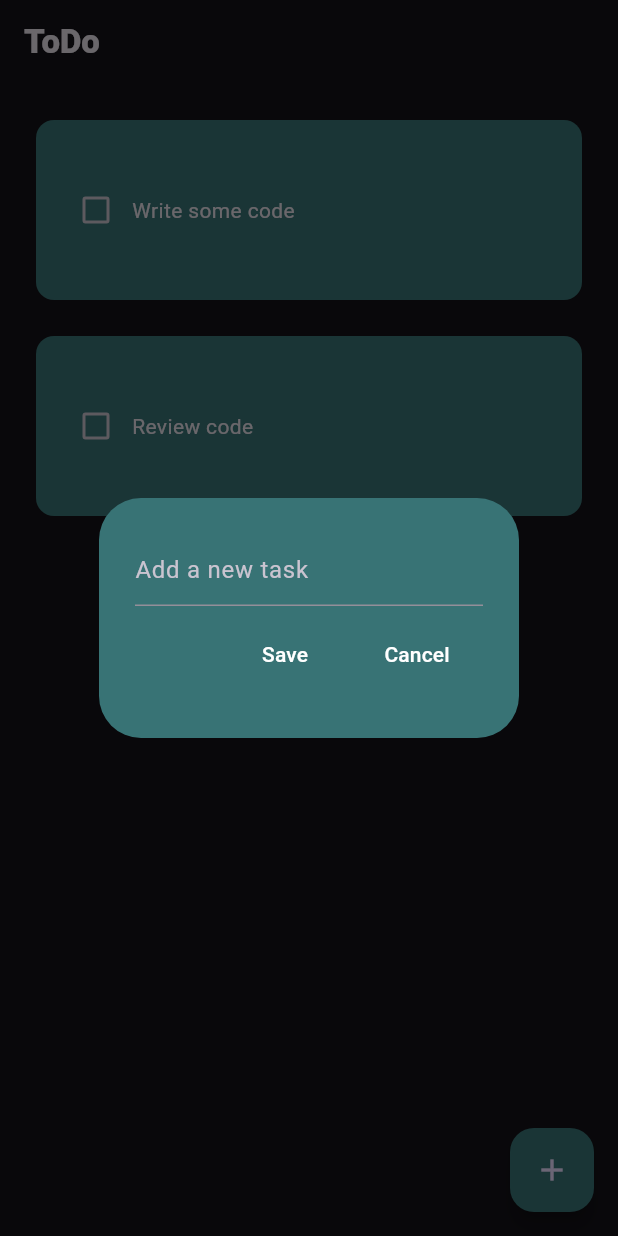
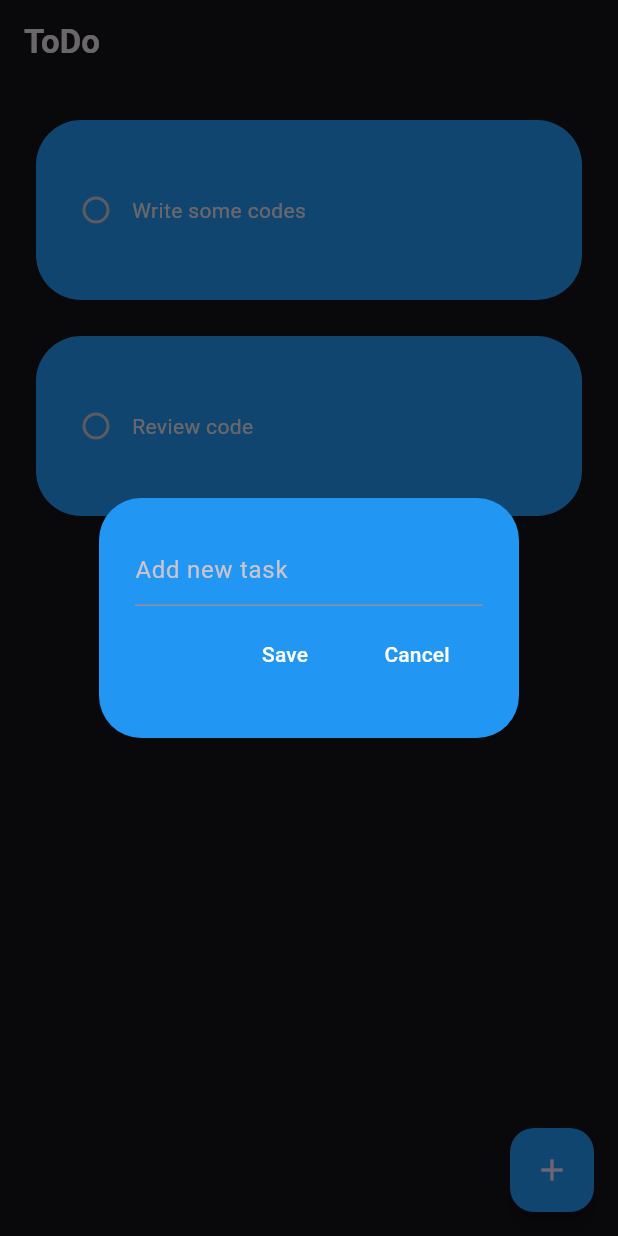
Before and after one commit to alexmortelsison/ToDoApp, a Flutter app: the screen it shows after launch, after a tap on the "add" icon, on a phone screen of 412 x 824 dp. Run offline on Flutter 3.47's test engine with Material 3 defaults, Android fonts, the phone set to English and light mode, and no system bars; drawn by our look-alikes of flutter_slidable; our stand-ins replace hive_flutter; accounts and stored records are empty.

Commit message:
fixed bug

```diff
--- a/lib/data/todoDatabase.dart
+++ /dev/null
@@ -1,22 +0,0 @@
-import 'package:hive/hive.dart';
-
-class ToDoDatabase {
-  final _myBox = Hive.box('myBox');
-
-  List toDoList = [];
-
-  void createInitialData() {
-    toDoList = [
-      ['Write some code', false],
-      ['Review code', false],
-    ];
-  }
-
-  void loadData() {
-    toDoList = _myBox.get('TODOLIST');
-  }
-
-  void updateDatabase() {
-    _myBox.put('TODOLIST', toDoList);
-  }
-}
--- a/lib/main.dart
+++ b/lib/main.dart
@@ -4,10 +4,7 @@ import 'package:todo_app/const.dart';
 
 import 'pages/home_page.dart';
 
-void main() async {
-  await Hive.initFlutter();
-  var box = await Hive.openBox('myBox');
-
+void main() {
   runApp(const MyApp());
 }
 
--- a/lib/pages/home_page.dart
+++ b/lib/pages/home_page.dart
@@ -1,10 +1,7 @@
 import 'package:flutter/material.dart';
-import 'package:hive/hive.dart';
-import 'package:todo_app/const.dart';
-import 'package:todo_app/data/todoDatabase.dart';
+import 'package:todo_app/util/todo_tile.dart';
 
 import '../util/dialog_box.dart';
-import '../util/todo_tile.dart';
 
 class HomePage extends StatefulWidget {
   const HomePage({super.key});
@@ -14,27 +11,25 @@ class HomePage extends StatefulWidget {
 }
 
 class _HomePageState extends State<HomePage> {
-  final _myBox = Hive.box('myBox');
-  final _mycontroller = TextEditingController();
-  ToDoDatabase db = ToDoDatabase();
+  final _controller = TextEditingController();
+  List toDoList = [
+    ['Write some codes', false],
+    ['Review code', false],
+  ];
 
-  @override
-  void initState() {
-    if (_myBox.get('TODOLIST') == null) {
-      db.createInitialData();
-    } else {
-      db.loadData();
-    }
-    super.initState();
+  void checkboxChanged(bool? value, int index) {
+    setState(() {
+      toDoList[index][1] = !toDoList[index][1];
+    });
   }
 
   void saveNewTask() {
     setState(() {
-      db.toDoList.add([_mycontroller.text, false]);
-      _mycontroller.clear();
+      toDoList.add([_controller.text, false]);
+      _controller.clear();
     });
+
     Navigator.pop(context);
-    db.updateDatabase();
   }
 
   void createNewTask() {
@@ -43,48 +38,39 @@ class _HomePageState extends State<HomePage> {
       builder: (context) => DialogBox(
         onSave: saveNewTask,
         onCancel: () => Navigator.pop(context),
-        controller: _mycontroller,
+        controller: _controller,
       ),
     );
   }
 
   void deleteTask(int index) {
     setState(() {
-      db.toDoList.removeAt(index);
+      toDoList.removeAt(index);
     });
-    db.updateDatabase();
-  }
-
-  void checkboxChanged(bool? value, int index) {
-    setState(() {
-      db.toDoList[index][1] = !db.toDoList[index][1];
-    });
-    db.updateDatabase();
   }
 
   @override
   Widget build(BuildContext context) {
     return Scaffold(
       floatingActionButton: FloatingActionButton(
-          onPressed: createNewTask,
-          child: const Icon(
-            Icons.add,
-          )),
+        backgroundColor: Colors.blue,
+        onPressed: createNewTask,
+        child: const Icon(Icons.add),
+      ),
       appBar: AppBar(
         title: const Text(
           'ToDo',
-          style: TextStyle(fontWeight: FontWeight.w900),
+          style: TextStyle(fontWeight: FontWeight.bold),
         ),
       ),
       body: ListView.builder(
-        itemCount: db.toDoList.length,
-        itemBuilder: (context, index) => ToDoTile(
-          taskName: db.toDoList[index][0],
-          isCompleted: db.toDoList[index][1],
-          onChanged: (value) => checkboxChanged(value, index),
-          deleteFunction: (context) => deleteTask(index),
-        ),
-      ),
+          itemCount: toDoList.length,
+          itemBuilder: (context, index) => ToDoTile(
+                taskName: toDoList[index][0],
+                isTaskCompleted: toDoList[index][1],
+                onChanged: (value) => checkboxChanged(value, index),
+                onDelete: (context) => deleteTask(index),
+              )),
     );
   }
 }
--- a/lib/util/dialog_box.dart
+++ b/lib/util/dialog_box.dart
@@ -1,7 +1,7 @@
 import 'package:flutter/material.dart';
 import 'package:flutter/widgets.dart';
-import 'package:todo_app/const.dart';
-import 'package:todo_app/util/my_button.dart';
+
+import 'my_button.dart';
 
 class DialogBox extends StatelessWidget {
   final TextEditingController controller;
@@ -9,15 +9,15 @@ class DialogBox extends StatelessWidget {
   final VoidCallback onCancel;
   const DialogBox({
     super.key,
+    required this.controller,
     required this.onSave,
     required this.onCancel,
-    required this.controller,
   });
 
   @override
   Widget build(BuildContext context) {
     return AlertDialog(
-      backgroundColor: kPrimaryColor,
+      backgroundColor: Colors.blue,
       content: SizedBox(
         height: 120,
         child: Column(
@@ -25,7 +25,7 @@ class DialogBox extends StatelessWidget {
           children: [
             TextField(
               controller: controller,
-              decoration: const InputDecoration(hintText: 'Add a new task'),
+              decoration: const InputDecoration(hintText: 'Add new task'),
             ),
             Row(
               mainAxisAlignment: MainAxisAlignment.end,
@@ -37,9 +37,9 @@ class DialogBox extends StatelessWidget {
                 MyButton(
                   text: 'Cancel',
                   onPressed: onCancel,
-                )
+                ),
               ],
-            ),
+            )
           ],
         ),
       ),
--- a/lib/util/todo_tile.dart
+++ b/lib/util/todo_tile.dart
@@ -1,52 +1,53 @@
 import 'package:flutter/material.dart';
 import 'package:flutter_slidable/flutter_slidable.dart';
-import 'package:todo_app/const.dart';
 
 class ToDoTile extends StatelessWidget {
   final String taskName;
-  final bool isCompleted;
-  final Function(bool?)? onChanged;
-  final Function(BuildContext)? deleteFunction;
+  final bool isTaskCompleted;
+  final void Function(bool?)? onChanged;
+  final Function(BuildContext)? onDelete;
   const ToDoTile({
     super.key,
     required this.taskName,
-    required this.isCompleted,
+    required this.isTaskCompleted,
     required this.onChanged,
-    required this.deleteFunction,
+    required this.onDelete,
   });
 
   @override
   Widget build(BuildContext context) {
     return Padding(
-      padding: const EdgeInsets.only(top: 24, right: 24, left: 24),
+      padding: const EdgeInsets.only(top: 24, left: 24, right: 24),
       child: Slidable(
         endActionPane: ActionPane(
           motion: const StretchMotion(),
           children: [
             SlidableAction(
-              borderRadius: BorderRadius.circular(12),
+              borderRadius: BorderRadius.circular(30),
               backgroundColor: Colors.red,
-              onPressed: deleteFunction,
+              onPressed: onDelete,
               icon: Icons.delete,
             ),
           ],
         ),
         child: Container(
           padding: const EdgeInsets.all(16),
-          decoration: kBoxDecoration,
+          decoration: BoxDecoration(
+              color: Colors.blue, borderRadius: BorderRadius.circular(30)),
           height: 120,
           child: Row(
             children: [
               Checkbox(
-                activeColor: kPrimaryColor,
-                value: isCompleted,
+                shape: const CircleBorder(),
+                value: isTaskCompleted,
                 onChanged: onChanged,
+                activeColor: const Color.fromARGB(255, 43, 136, 74),
               ),
               Text(
                 taskName,
                 style: TextStyle(
                     decoration:
-                        isCompleted ? TextDecoration.lineThrough : null),
+                        isTaskCompleted ? TextDecoration.lineThrough : null),
               )
             ],
           ),
```
